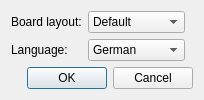
Old version of the form settingsdialog.ui in the repository chillyistkult/Reversi.
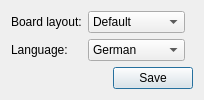
New version of the form.

```diff
--- a/settingsdialog.ui
+++ b/settingsdialog.ui
@@ -88,7 +88,7 @@
       <enum>Qt::Horizontal</enum>
      </property>
      <property name="standardButtons">
-      <set>QDialogButtonBox::Cancel|QDialogButtonBox::Ok</set>
+      <set>QDialogButtonBox::Save</set>
      </property>
     </widget>
    </item>
```
Left out of the diff: 37 changed lines with no effect on the pictures.
